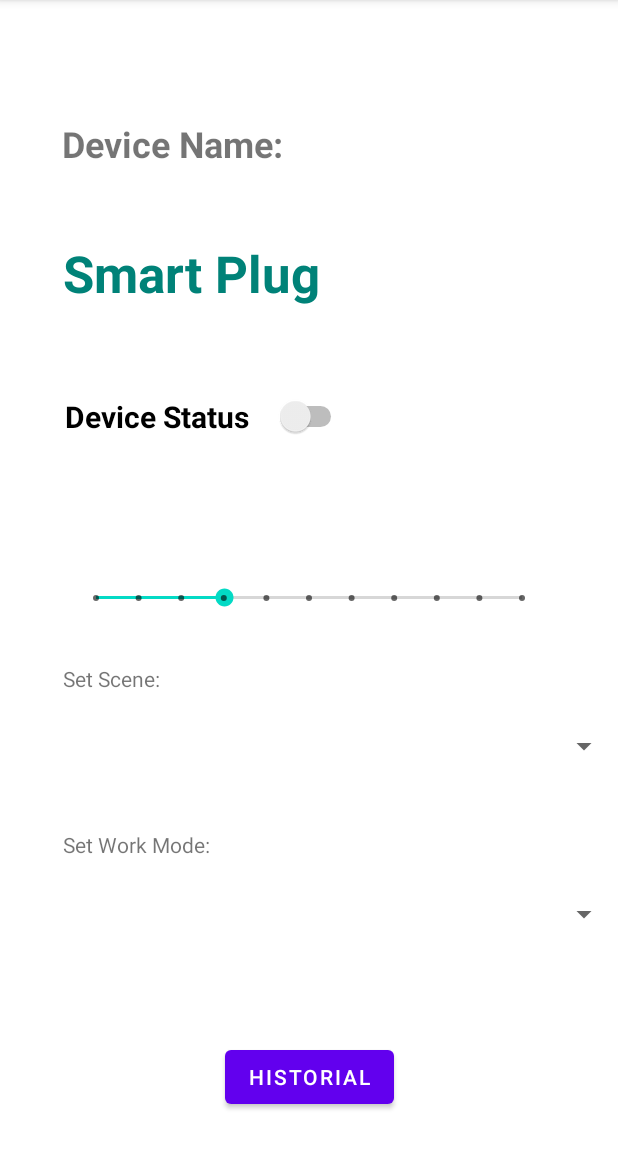
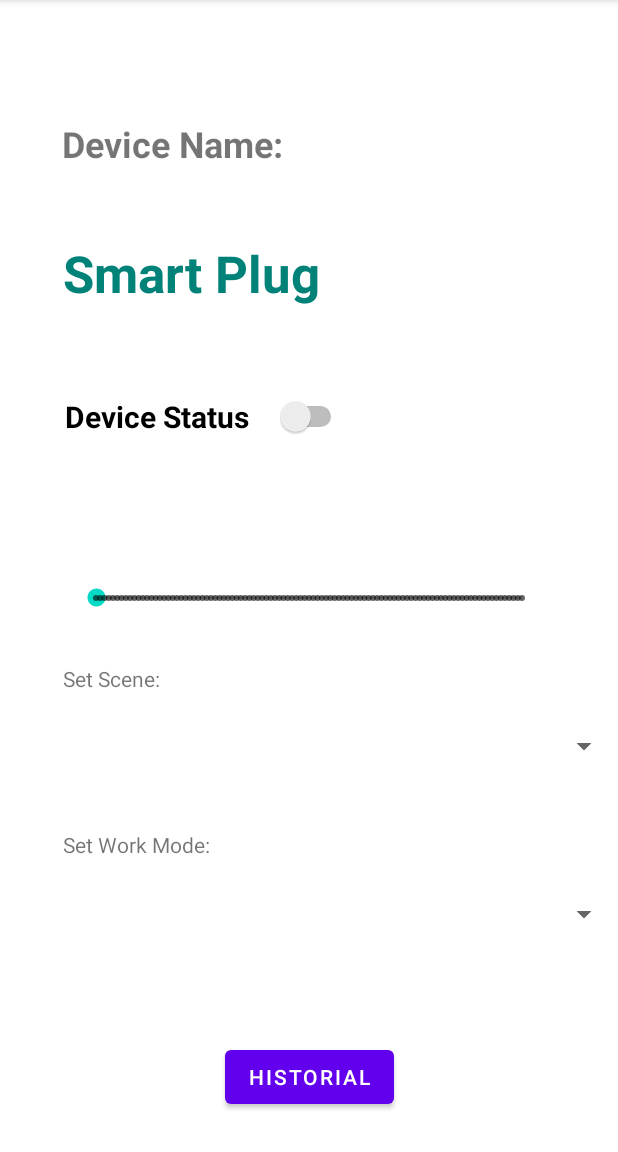
Before and after one commit to RaquelPP/Wattler, an Android app: the BulbControlActivity screen opened directly, with no data from a screen before it, on a phone screen of 412 x 824 dp, the part 84-1236 px from its top. Run offline under Robolectric (Android 15) with nearby library versions, the phone set to English and light mode, and no system bars; libraries missing offline, so code that uses them is left out: com.tuya.smart; 5 statements that could not run were skipped.

Commit message:
Device control interzaf usuario

```diff
--- a/app/src/main/res/layout/activity_device_control.xml
+++ b/app/src/main/res/layout/activity_device_control.xml
@@ -3,8 +3,7 @@
     xmlns:app="http://schemas.android.com/apk/res-auto"
     xmlns:tools="http://schemas.android.com/tools"
     android:layout_width="match_parent"
-    android:layout_height="match_parent"
-    tools:context=".DeviceControlActivity">
+    android:layout_height="match_parent">
 
     <TextView
         android:id="@+id/labelDeviceName"
@@ -115,8 +114,6 @@
         android:layout_width="316dp"
         android:layout_height="24dp"
         android:layout_marginTop="79dp"
-        android:max="10"
-        android:progress="3"
         app:layout_constraintBottom_toTopOf="@+id/spScene"
         app:layout_constraintEnd_toEndOf="parent"
         app:layout_constraintStart_toStartOf="parent"
```
